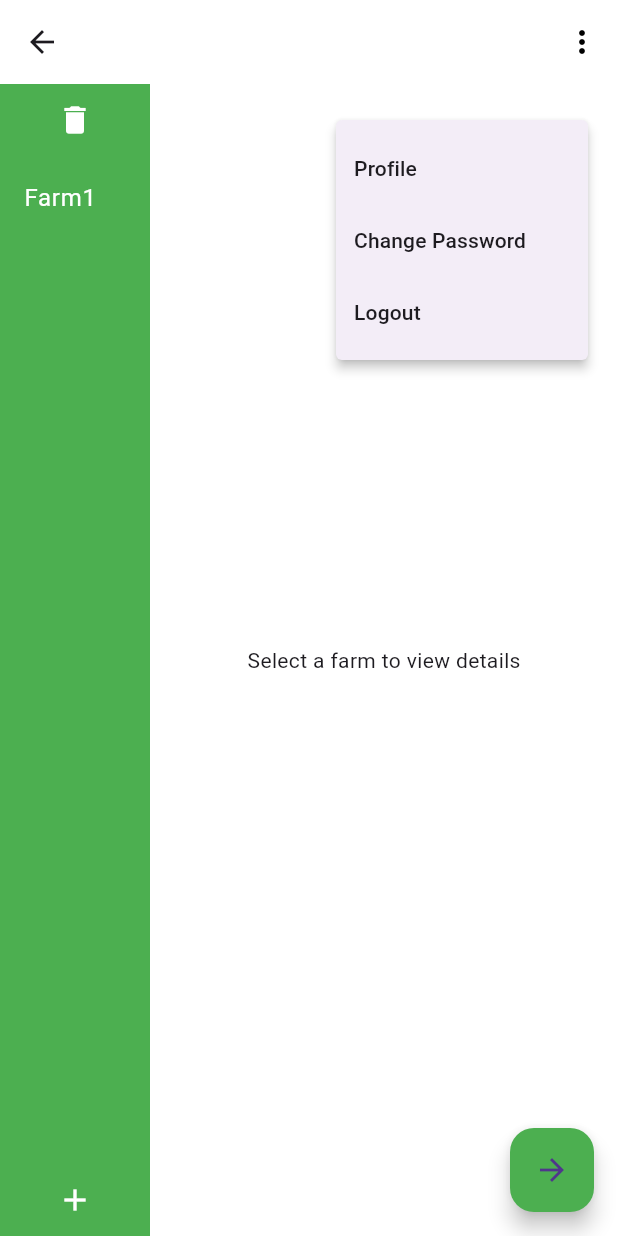
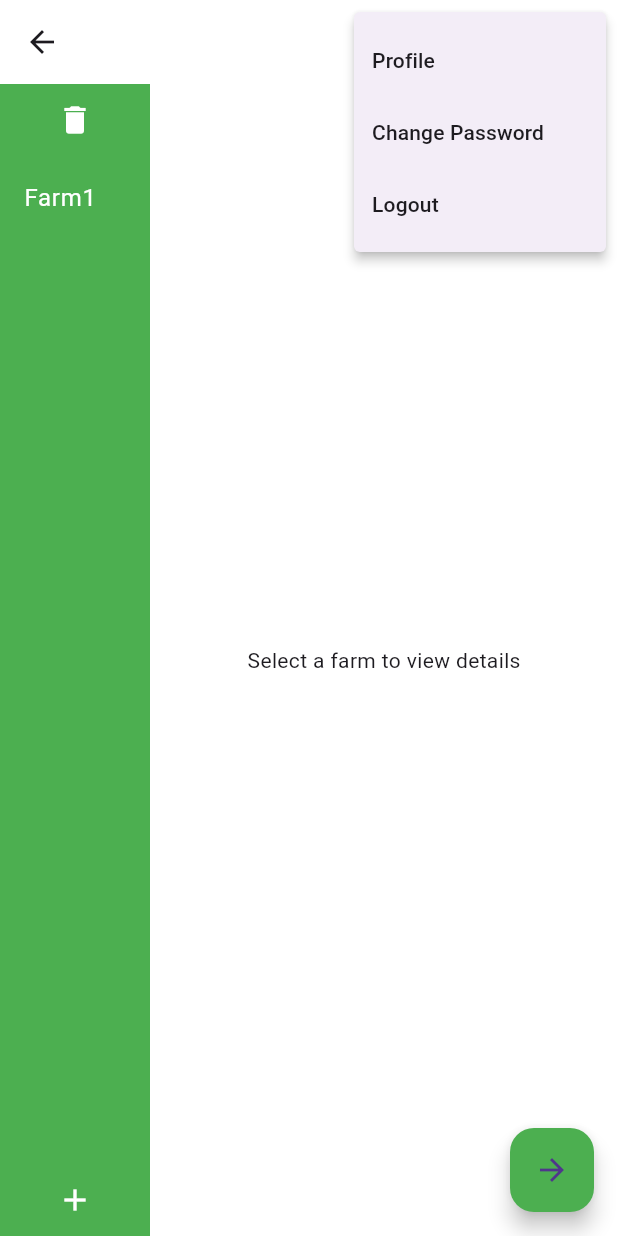
Before and after one commit to aminfaiad/flutter_seaweed, a Flutter app: the FarmDashboardPage screen opened directly with empty values, after a tap on the "more vert" icon, on a phone screen of 412 x 824 dp. Run offline on Flutter 3.47's test engine with Material 3 defaults, Android fonts, the phone set to English and light mode, and no system bars; our stand-ins replace firebase_core, firebase_messaging, fl_chart, syncfusion_flutter_charts; accounts and stored records are empty; network calls fail.

```diff
--- a/lib/home_page.dart
+++ b/lib/home_page.dart
@@ -1,5 +1,9 @@
 import 'package:flutter/material.dart';
 import 'dashboard_page.dart';
+import 'profile_page.dart';
+import 'changepw_page.dart';
+import 'login_page.dart';
+
 
 class FarmDashboardPage extends StatefulWidget {
   final String username;
@@ -31,40 +35,28 @@ class _FarmDashboardPageState extends State<FarmDashboardPage> {
     }
   }
 
-  void _showPopupMenu(BuildContext context) {
-    showMenu(
-      context: context,
-      position: RelativeRect.fromLTRB(100, 80, 20, 100),
-      items: [
-        PopupMenuItem(
-          value: 'profile',
-          child: Text('Profile'),
-        ),
-        PopupMenuItem(
-          value: 'change_password',
-          child: Text('Change Password'),
-        ),
-        PopupMenuItem(
-          value: 'logout',
-          child: Text('Logout'),
-        ),
-      ],
-    ).then((value) {
-      if (value == 'profile') {
-        // Navigate to Profile Page
-      } else if (value == 'change_password') {
-        // Navigate to Change Password Page
-      } else if (value == 'logout') {
-        // Perform logout logic
-      }
-    });
-  }
 
   void _goToFarmDashboard() {
-    if (selectedFarm != null) {
-      // Navigate to the farm-specific dashboard
-    }
+  if (selectedFarm != null) {
+    // Navigate to the farm-specific dashboard
+    Navigator.push(
+      context,
+      MaterialPageRoute(
+        builder: (context) => DashboardPage(
+          username: 'YourUsername', // Replace with the actual username value
+          mobile_token: 'YourMobileToken', // Replace with the actual token value
+        ),
+      ),
+    );
+  } else {
+    // Handle the case where no farm is selected
+    ScaffoldMessenger.of(context).showSnackBar(
+      SnackBar(
+        content: Text('Please select a farm to proceed.'),
+      ),
+    );
   }
+}
 
   @override
   Widget build(BuildContext context) {
@@ -162,10 +154,42 @@ class _FarmDashboardPageState extends State<FarmDashboardPage> {
       appBar: AppBar(
         backgroundColor: Colors.white,
         elevation: 0,
-        actions: [
-          IconButton(
-            icon: Icon(Icons.more_vert, color: Colors.black),
-            onPressed: () => _showPopupMenu(context),
+       actions: [
+          PopupMenuButton(
+            icon: Icon(Icons.more_vert, color: const Color.fromARGB(255, 0, 0, 0)),
+            itemBuilder: (context) => [
+              PopupMenuItem(
+                child: Text("Profile"),
+                value: 'profile',
+              ),
+              PopupMenuItem(
+                child: Text("Change Password"),
+                value: 'change_password',
+              ),
+              PopupMenuItem(
+                child: Text("Logout"),
+                value: 'logout',
+              ),
+            ],
+            onSelected: (value) {
+              if (value == 'profile') {
+                Navigator.push(
+                  context,
+                  MaterialPageRoute(builder: (context) => ProfilePage()),
+                );
+              } else if (value == 'change_password') {
+                Navigator.push(
+                  context,
+                  MaterialPageRoute(builder: (context) => ChangePasswordPage()),
+                );
+              } else if (value == 'logout') {
+                Navigator.pushAndRemoveUntil(
+                  context,
+                  MaterialPageRoute(builder: (context) => LoginPage()),
+                  (route) => false,
+                );
+              }
+            },
           ),
         ],
       ),
```
Also changed, not shown: lib/dashboard_page.dart (+1 -38 lines).
